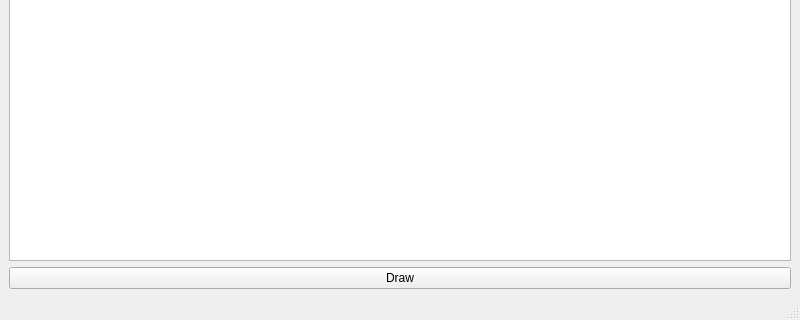
Qt form scene.ui (maximillian2/time-series) before a commit; both pictures show x 0 to 800 and y 280 to 600 of the 800 by 600 pixel window.
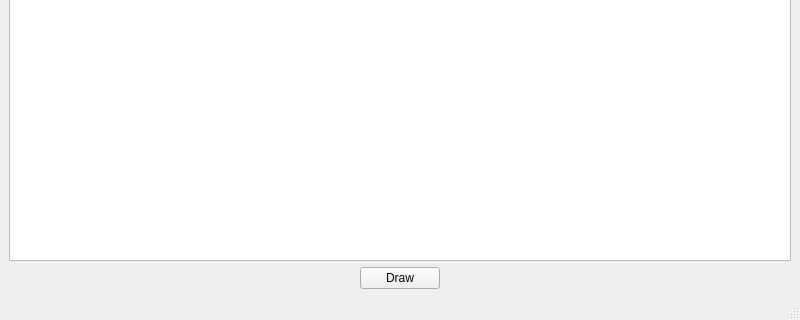
The same form after that commit.

Commit message: Modified scene.ui, got values into map

The edit to the form file:
```diff
--- a/scene.ui
+++ b/scene.ui
@@ -14,19 +14,49 @@
    <string>MainWindow</string>
   </property>
   <widget class="QWidget" name="centralwidget">
-   <layout class="QHBoxLayout" name="horizontalLayout">
+   <layout class="QHBoxLayout" name="horizontalLayout_2">
     <item>
      <layout class="QVBoxLayout" name="verticalLayout">
       <item>
        <widget class="QGraphicsView" name="graphicsView"/>
       </item>
       <item>
+       <layout class="QHBoxLayout" name="horizontalLayout">
+        <item>
+         <spacer name="horizontalSpacer">
+          <property name="orientation">
+           <enum>Qt::Horizontal</enum>
+          </property>
+          <property name="sizeHint" stdset="0">
+           <size>
+            <width>40</width>
+            <height>20</height>
+           </size>
+          </property>
+         </spacer>
+        </item>
+        <item>
        <widget class="QPushButton" name="pushButton">
         <property name="text">
          <string>Draw</string>
         </property>
        </widget>
       </item>
+        <item>
+         <spacer name="horizontalSpacer_2">
+          <property name="orientation">
+           <enum>Qt::Horizontal</enum>
+          </property>
+          <property name="sizeHint" stdset="0">
+           <size>
+            <width>40</width>
+            <height>20</height>
+           </size>
+          </property>
+         </spacer>
+        </item>
+       </layout>
+      </item>
      </layout>
     </item>
    </layout>
```
Left out of the diff: 2 changed lines with no effect on the pictures. Lines whose indentation alone changed are shown as unchanged. The commit also changes 12 other files.
